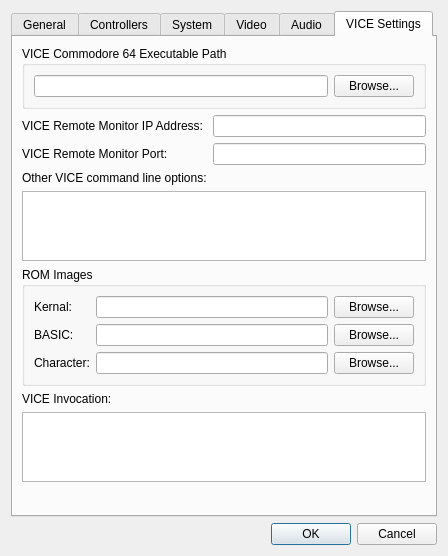
Qt form common/emulatorprefsdialog.ui (christopherpow/nesicide) before a commit.
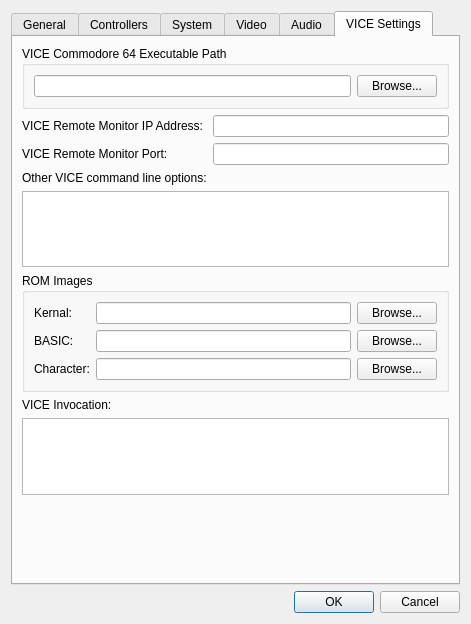
The same form after that commit. Icons and pictures are not drawn. Custom widgets are drawn as their Qt base class.

```diff
--- a/common/emulatorprefsdialog.ui
+++ b/common/emulatorprefsdialog.ui
@@ -6,8 +6,8 @@
    <rect>
     <x>0</x>
     <y>0</y>
-    <width>448</width>
-    <height>556</height>
+    <width>471</width>
+    <height>624</height>
    </rect>
   </property>
   <property name="windowTitle">
```
Left out of the diff: 23 changed lines with no effect on the pictures.
